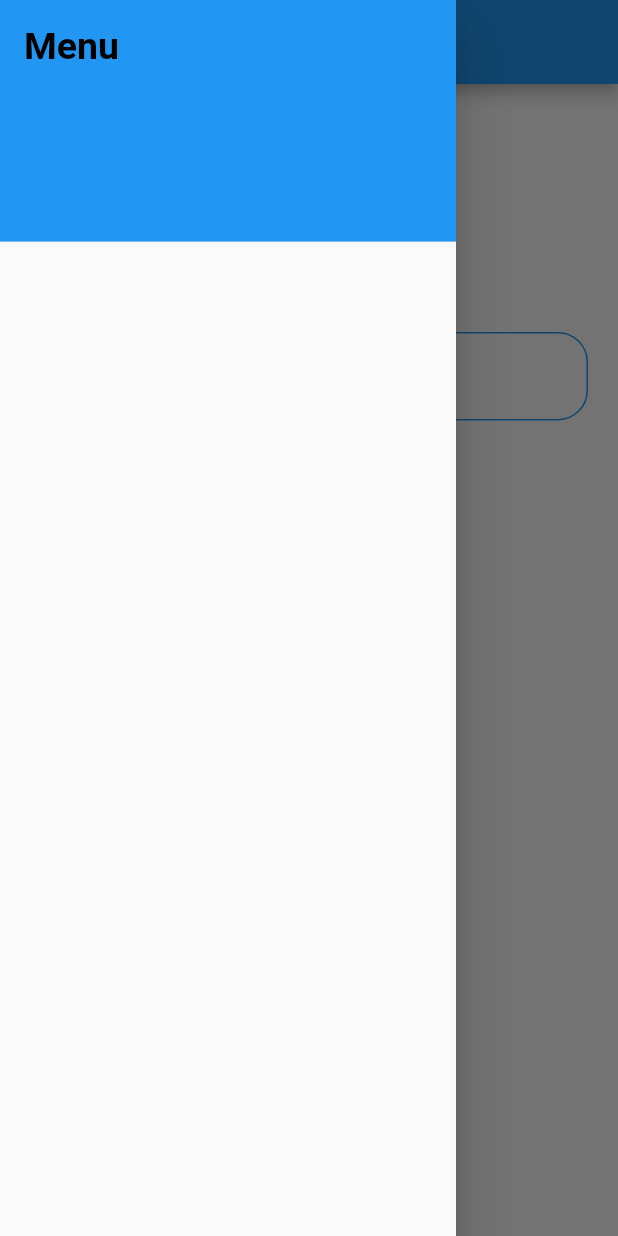
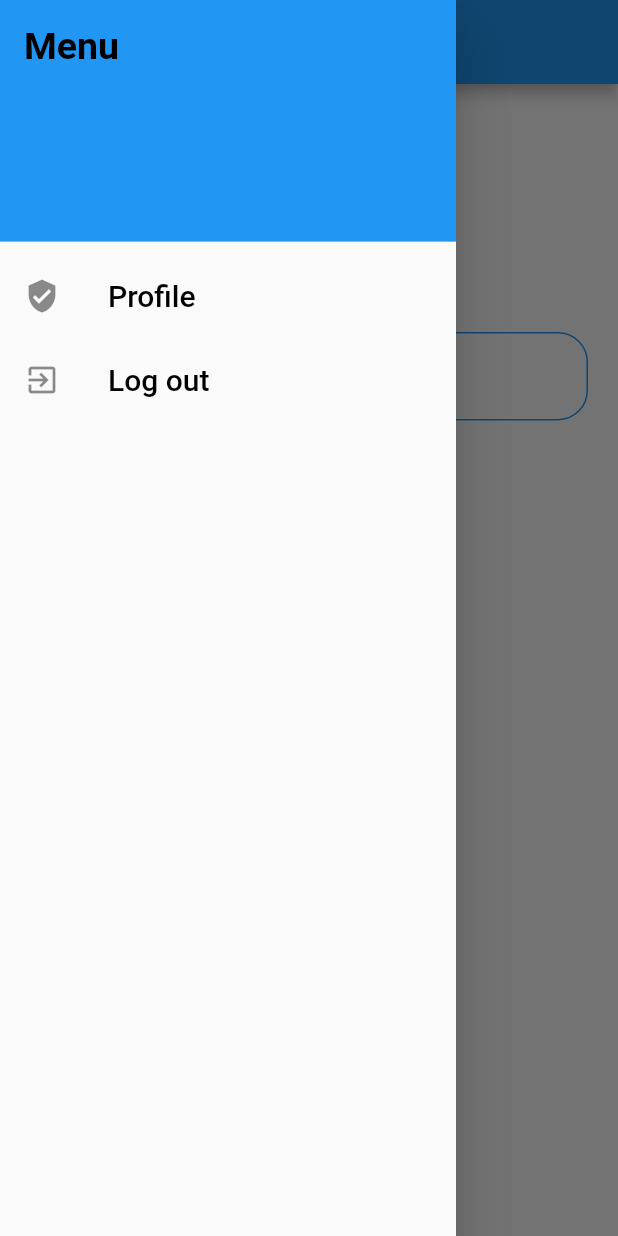
Before and after one commit to neelsahni/TripGenie, a Flutter app: the MainPage screen opened directly, with the side drawer open, on a phone screen of 412 x 824 dp. Run offline on Flutter 3.47's test engine with Material 2 defaults, Android fonts, the phone set to English and light mode, and no system bars; our stand-ins replace cloud_firestore, device_info, firebase_auth, firebase_core, flutter_signin_button, google_sign_in and 2 more; accounts and stored records are empty.

Commit message:
final commit

```diff
--- a/Frontend/lib/screens/Login.dart
+++ b/Frontend/lib/screens/Login.dart
@@ -151,7 +151,7 @@ class _Sign_inState extends State<Sign_in> {
                                 Navigator.push(
                                     context,
                                     MaterialPageRoute(
-                                      //TODO: change back to IntroScreen once implemented
+                                        //TODO: change back to IntroScreen once implemented
                                         builder: (context) => Questions(),
                                         fullscreenDialog: true));
                               }
--- a/Frontend/lib/screens/MainPage.dart
+++ b/Frontend/lib/screens/MainPage.dart
@@ -1,17 +1,17 @@
 import 'package:ai_trip_planner/components/TextFieldAdd.dart';
 import 'package:ai_trip_planner/screens/MyProfile.dart';
+import 'package:ai_trip_planner/screens/Results.dart';
 import 'package:ai_trip_planner/screens/start_screen.dart';
 import 'package:ai_trip_planner/services/APIrequest.dart';
+import 'package:ai_trip_planner/services/makeString.dart';
 import 'package:ai_trip_planner/services/verifyUser.dart';
 import 'package:cloud_firestore/cloud_firestore.dart';
 import 'package:firebase_auth/firebase_auth.dart';
 import 'package:flutter/material.dart';
 
-
 //global variables
 
-String name = "";
-
+String description = "";
 
 //init Firebase
 final _auth = FirebaseAuth.instance;
@@ -43,10 +43,7 @@ class _MainPageState extends State<MainPage> {
     // });
     // _loadRewardedAd();
     getCurrentUser();
-
-
   }
-
 
   //TODO: maybe refactor since more than one using
   Future<void> getCurrentUser() async {
@@ -64,74 +61,43 @@ class _MainPageState extends State<MainPage> {
     }
   }
 
-
   @override
   Widget build(BuildContext context) {
     return Scaffold(
       appBar: AppBar(
         title: Text("Trip Genie"),
-
       ),
       drawer: Drawer(
         child: ListView(
           padding: EdgeInsets.zero,
           children: <Widget>[
             const DrawerHeader(
+                decoration: BoxDecoration(
+                  color: Colors.blue,
+                ),
                 child: Text(
                   'Menu',
                   style: TextStyle(
                       color: Colors.black,
                       fontSize: 25,
                       fontWeight: FontWeight.bold),
+                )),
+            ListTile(
+              leading: const Icon(Icons.verified_user),
+              title: const Text(
+                'Profile',
+                style: TextStyle(fontSize: 20, color: Colors.black),
               ),
-              decoration: BoxDecoration(
-                  color: Colors.blue,
-                  // image: DecorationImage(
-                  //     scale: 0.2,
-                  //     alignment: Alignment.bottomRight,
-                  //     //fit: BoxFit.scaleDown,
-
-                  //     image: AssetImage('assets/logo.png'))),
-              )
-            ),
-            userExisting? ListTile(
-              leading: Icon(Icons.verified_user),
-              title: Text('Profile'),
               onTap: () => {
                 // myBanner.dispose(),
                 Navigator.push(context,
                     MaterialPageRoute(builder: (context) => MyProfile()))
               },
-            ): Container(),
-            // userExisting? ListTile(
-            //   leading: Icon(Icons.settings),
-            //   title: Text('Settings'),
-            //   onTap: () => {
-            //     // myBanner.dispose(),
-            //     Navigator.push(
-            //         context,
-            //         MaterialPageRoute(
-            //             builder: (context) => SettingsScreen(),
-            //             fullscreenDialog: true))
-            //   },
-            // ) : Container(),
-
-            //Explain section
-            // ListTile(
-            //   leading: Icon(Icons.help),
-            //   title: Text('Explain'),
-            //   onTap: () => {
-            //     // myBanner.dispose(),
-            //     Navigator.push(
-            //         context,
-            //         MaterialPageRoute(
-            //             builder: (context) => OnBoardingPage(),
-            //             fullscreenDialog: true))
-            //   },
-            // ),
-            userExisting? ListTile(
+            ),
+            ListTile(
               leading: Icon(Icons.exit_to_app),
-              title: Text('Log out'),
+              title: Text('Log out',
+                  style: TextStyle(fontSize: 20, color: Colors.black)),
               onTap: () async {
                 //waiting to sign out the user before proceeding to Start screen
                 await _auth.signOut();
@@ -144,34 +110,35 @@ class _MainPageState extends State<MainPage> {
                         builder: (context) => Startpagecontent(),
                         fullscreenDialog: true));
               },
-            ): Container(),
+            ),
           ],
         ),
       ),
-
       body: Padding(
         padding: const EdgeInsets.symmetric(horizontal: 20),
         child: Column(
           mainAxisAlignment: MainAxisAlignment.spaceAround,
           children: [
             TextFieldAdd(
-              text: "Name",
-              onchanged: (name) {
-                print(name);
+              text: "Short Discription of your trip:",
+              onchanged: (des) {
+                description = des;
               },
             ),
             TextButton(
-              child: Text("Test API"),
-
+              child: Text("Submit"),
               onPressed: () async {
-             String test = await (triggerCloudFunction("Hello"));
-             print(test);
-
-           },)
+                String result = await (triggerCloudFunction(
+                    makeString(loggedinUser, description)));
+                Navigator.push(
+                    context,
+                    MaterialPageRoute(
+                        builder: (context) => Results(result: result)));
+              },
+            )
           ],
         ),
       ),
-
     );
   }
 }
```
Also changed, not shown: Frontend/lib/screens/Results.dart (added, +34 -0 lines), Frontend/lib/screens/SignupQuestions.dart (+45 -0 lines), Frontend/lib/screens/start_screen.dart (+12 -11 lines), Frontend/lib/services/makeString.dart (added, +44 -0 lines), 9 other files. Lines whose indentation alone changed are shown as unchanged.
